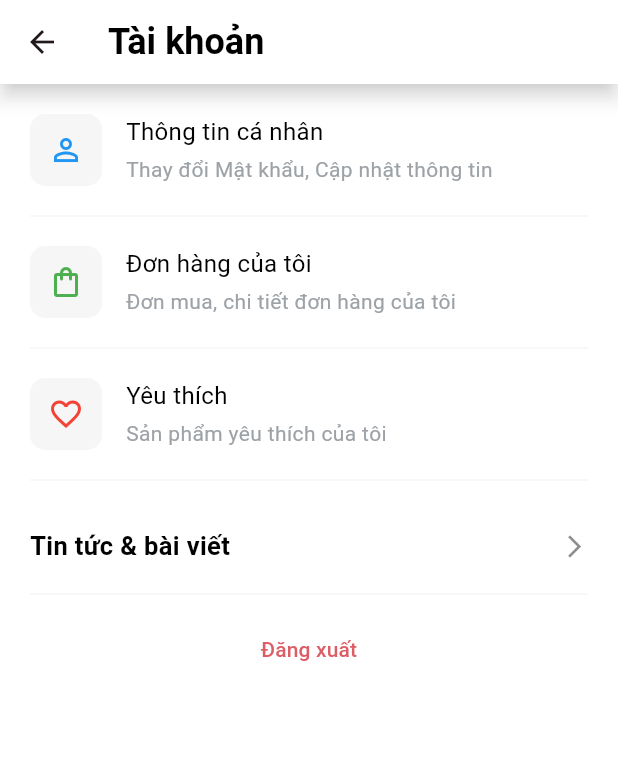
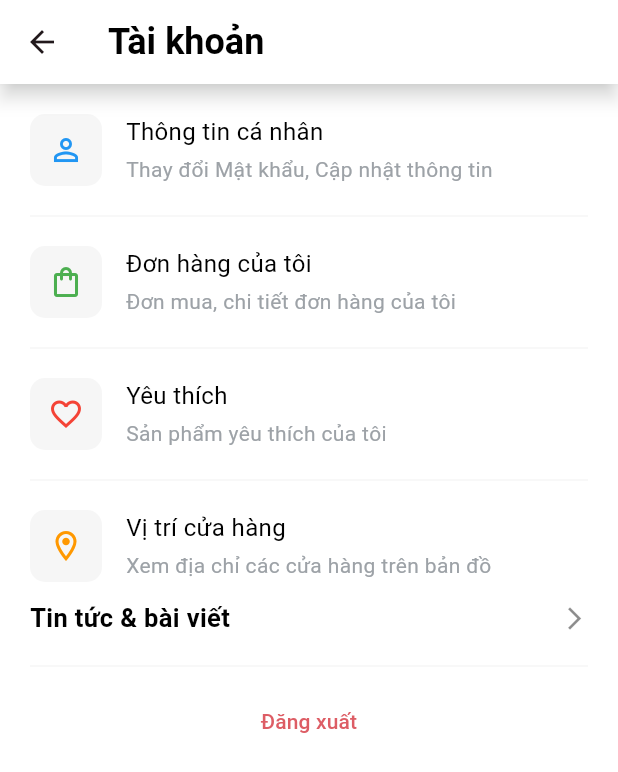
Before and after one commit to hothanhnghia-nlu/techx_app, a Flutter app: the AccountPage screen opened directly, on a phone screen of 412 x 824 dp. Shown: the top 772 px of the screen. Run offline on Flutter 3.47's test engine with Material 3 defaults, Android fonts, the phone set to English and light mode, and no system bars; our stand-ins replace badges, dio, flutter_rating_bar, geolocator, google_maps_flutter, image_picker and 6 more; missing offline and left inert: flutter_stripe; accounts and stored records are empty; network calls fail.

Commit message:
[dong][them gg map]

```diff
--- a/lib/main.dart
+++ b/lib/main.dart
@@ -6,13 +6,14 @@ import 'package:techx_app/providers/address_provider.dart';
 import 'package:techx_app/providers/auth_provider.dart';
 import 'package:techx_app/providers/order_provider.dart';
 
-void main() async  {
+void main() async {
   WidgetsFlutterBinding.ensureInitialized();
 
+  runApp(MyApp());
   try {
     // Cài đặt khóa Publishable Key của Stripe
     Stripe.publishableKey =
-    "pk_test_51QXc1wIX5cpn4lFZvAVP13RXMxT1Xy4vxotGNxgetEeU0sGuVlBabeCrVOjBAEUSYI97AGYzpzh4MaVORFUfvCfx00HfXdWN8Z";
+        "pk_test_51QXc1wIX5cpn4lFZvAVP13RXMxT1Xy4vxotGNxgetEeU0sGuVlBabeCrVOjBAEUSYI97AGYzpzh4MaVORFUfvCfx00HfXdWN8Z";
     await Stripe.instance.applySettings();
   } catch (e) {
     // In lỗi ra console (hoặc xử lý theo cách của bạn)
--- a/lib/pages/profile/account_page.dart
+++ b/lib/pages/profile/account_page.dart
@@ -7,6 +7,8 @@ import 'package:techx_app/pages/profile/profile_page.dart';
 import 'package:shared_preferences/shared_preferences.dart';
 import 'package:techx_app/providers/auth_provider.dart';
 
+import '../../models/store.dart';
+import '../googlemap/store_locations_page.dart';
 class AccountPage extends StatefulWidget {
   const AccountPage({super.key});
 
@@ -65,8 +67,8 @@ class _AccountPageState extends State<AccountPage> {
           TextButton(
             onPressed: () => Navigator.pop(context, 'Đóng'),
             style: ButtonStyle(
-              backgroundColor: MaterialStateProperty.all(
-                  Color(hexColor('#9DA2A7'))),
+              backgroundColor:
+                  MaterialStateProperty.all(Color(hexColor('#9DA2A7'))),
               foregroundColor: MaterialStateProperty.all(Colors.white),
               padding: MaterialStateProperty.all(
                   const EdgeInsets.symmetric(vertical: 10, horizontal: 20)),
@@ -194,8 +196,9 @@ class _AccountPageState extends State<AccountPage> {
 
               GestureDetector(
                 onTap: () {
-                  Navigator.of(context).push(
-                      MaterialPageRoute(builder: (_) => const MyOrdersPage(previousPage: 'AccountPage')));
+                  Navigator.of(context).push(MaterialPageRoute(
+                      builder: (_) =>
+                          const MyOrdersPage(previousPage: 'AccountPage')));
                 },
                 child: Row(
                   mainAxisAlignment: MainAxisAlignment.start,
@@ -214,9 +217,7 @@ class _AccountPageState extends State<AccountPage> {
                         ),
                       ),
                     ),
-
                     const SizedBox(width: 16),
-
                     const Column(
                       mainAxisAlignment: MainAxisAlignment.start,
                       crossAxisAlignment: CrossAxisAlignment.start,
@@ -228,9 +229,7 @@ class _AccountPageState extends State<AccountPage> {
                             color: Colors.black,
                           ),
                         ),
-
                         SizedBox(height: 4),
-
                         Text(
                           'Đơn mua, chi tiết đơn hàng của tôi',
                           style: TextStyle(
@@ -251,8 +250,8 @@ class _AccountPageState extends State<AccountPage> {
 
               GestureDetector(
                 onTap: () {
-                  Navigator.of(context).push(
-                      MaterialPageRoute(builder: (_) => const FavoriteProductPage()));
+                  Navigator.of(context).push(MaterialPageRoute(
+                      builder: (_) => const FavoriteProductPage()));
                 },
                 child: Row(
                   mainAxisAlignment: MainAxisAlignment.start,
@@ -271,9 +270,7 @@ class _AccountPageState extends State<AccountPage> {
                         ),
                       ),
                     ),
-
                     const SizedBox(width: 16),
-
                     const Column(
                       mainAxisAlignment: MainAxisAlignment.start,
                       crossAxisAlignment: CrossAxisAlignment.start,
@@ -285,9 +282,7 @@ class _AccountPageState extends State<AccountPage> {
                             color: Colors.black,
                           ),
                         ),
-
                         SizedBox(height: 4),
-
                         Text(
                           'Sản phẩm yêu thích của tôi',
                           style: TextStyle(
@@ -305,6 +300,57 @@ class _AccountPageState extends State<AccountPage> {
               const Divider(color: Color(0xffF6F6F6)),
 
               const SizedBox(height: 12),
+              GestureDetector(
+                onTap: () {
+                  Navigator.of(context).push(
+                    MaterialPageRoute(builder: (_) => const StoreLocationsPage()),
+                  );
+                },
+                child: Row(
+                  mainAxisAlignment: MainAxisAlignment.start,
+                  crossAxisAlignment: CrossAxisAlignment.start,
+                  children: [
+                    Container(
+                      decoration: BoxDecoration(
+                        color: Color(hexColor('#F6F6F6')),
+                        borderRadius: BorderRadius.circular(10),
+                      ),
+                      child: const Padding(
+                        padding: EdgeInsets.all(12),
+                        child: Icon(
+                          Icons.location_on_outlined,
+                          color: Colors.orange,
+                        ),
+                      ),
+                    ),
+
+                    const SizedBox(width: 16),
+
+                    const Column(
+                      mainAxisAlignment: MainAxisAlignment.start,
+                      crossAxisAlignment: CrossAxisAlignment.start,
+                      children: [
+                        Text(
+                          'Vị trí cửa hàng',
+                          style: TextStyle(
+                            fontSize: 16,
+                            color: Colors.black,
+                          ),
+                        ),
+
+                        SizedBox(height: 4),
+
+                        Text(
+                          'Xem địa chỉ các cửa hàng trên bản đồ',
+                          style: TextStyle(
+                            color: Color(0xFF9DA2A7),
+                          ),
+                        ),
+                      ],
+                    ),
+                  ],
+                ),
+              ),
 
               const Padding(
                 padding: EdgeInsets.only(top: 12),
@@ -323,7 +369,6 @@ class _AccountPageState extends State<AccountPage> {
                             fontWeight: FontWeight.bold,
                           ),
                         ),
-
                         Icon(
                           Icons.arrow_forward_ios,
                           color: Colors.black45,
@@ -346,9 +391,7 @@ class _AccountPageState extends State<AccountPage> {
                   onPressed: _logoutButton,
                   child: const Text(
                     'Đăng xuất',
-                    style: TextStyle(
-                      color: Color(0xffDD5D65)
-                    ),
+                    style: TextStyle(color: Color(0xffDD5D65)),
                   ),
                 ),
               ),
--- a/pubspec.yaml
+++ b/pubspec.yaml
@@ -48,6 +48,11 @@ dependencies:
   provider:
   flutter_stripe: ^10.0.0
   lottie: ^2.3.2
+  google_maps_flutter: ^2.2.0
+  flutter_inappwebview: ^6.0.0
+  geolocator: ^10.1.0
+  url_launcher: ^6.1.14
+  location: ^5.0.3
 dev_dependencies:
   flutter_test:
     sdk: flutter
```
Also changed, not shown: lib/models/store.dart (added, +33 -0 lines), lib/models/storeLocation.dart (added, +32 -0 lines), lib/pages/googlemap/store_locations_page.dart (added, +183 -0 lines), pubspec.lock, 8 other files.
